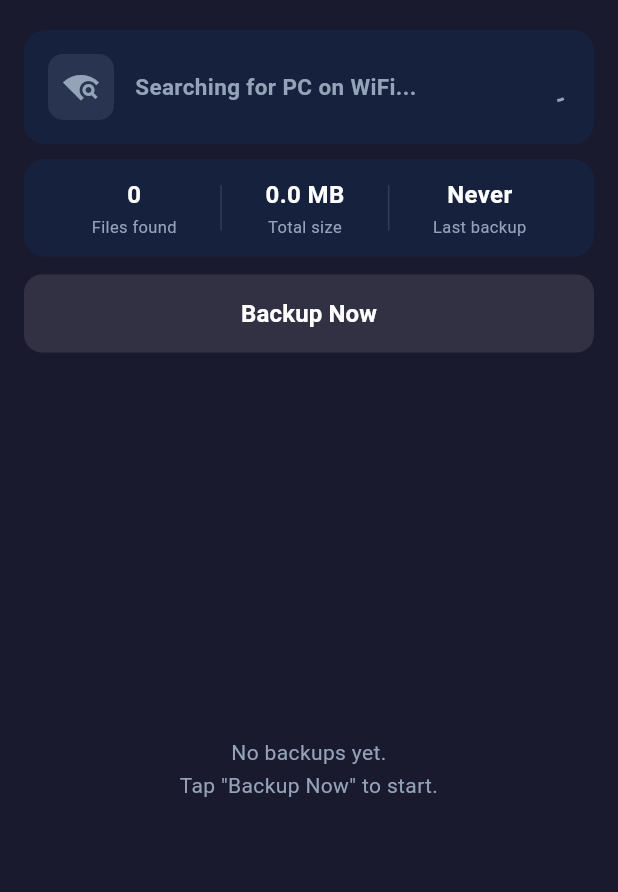
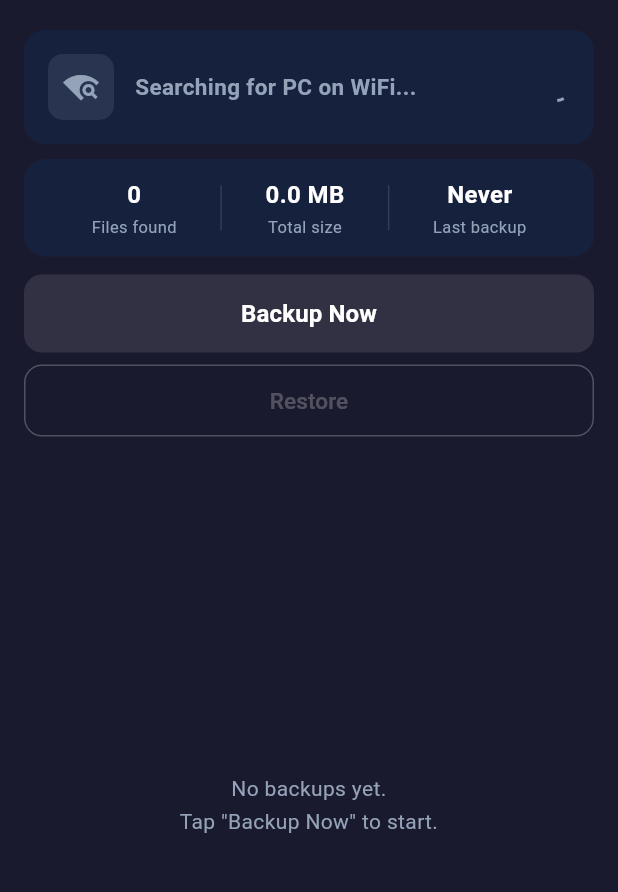
Before and after one commit to Mav1811/lcloud, a Flutter app: the screen it shows after launch, on a phone screen of 412 x 824 dp, the part 63-955 px from its top. Run offline on Flutter 3.47's test engine with Material 3 defaults, Android fonts, the phone set to English and light mode, and no system bars; our stand-ins replace permission_handler, shared_preferences.

Commit message:
feat(restore): add Restore button to HomeScreen → navigates to RestoreScreen

```diff
--- a/lcloud-android/lib/screens/home_screen.dart
+++ b/lcloud-android/lib/screens/home_screen.dart
@@ -10,6 +10,7 @@ import '../services/file_scanner.dart';
 import '../services/transfer_client.dart';
 import '../widgets/progress_card.dart';
 import '../widgets/status_card.dart' as sc;
+import 'restore_screen.dart';
 import 'settings_screen.dart';
 
 const Color _bgColor = Color(0xFF1a1a2e);
@@ -371,6 +372,36 @@ class _HomeScreenState extends State<HomeScreen> {
               ),
             ),
           ),
+          Padding(
+            padding: const EdgeInsets.symmetric(horizontal: 16),
+            child: SizedBox(
+              width: double.infinity,
+              height: 48,
+              child: OutlinedButton(
+                onPressed: _pc == null
+                    ? null
+                    : () => Navigator.push(
+                          context,
+                          MaterialPageRoute<void>(
+                            builder: (_) => RestoreScreen(pc: _pc!),
+                          ),
+                        ),
+                style: OutlinedButton.styleFrom(
+                  side: BorderSide(
+                      color: _pc == null ? Colors.white24 : _accentColor),
+                  shape: RoundedRectangleBorder(
+                      borderRadius: BorderRadius.circular(12)),
+                ),
+                child: Text(
+                  'Restore',
+                  style: TextStyle(
+                      fontSize: 15,
+                      fontWeight: FontWeight.w500,
+                      color: _pc == null ? Colors.white24 : _accentColor),
+                ),
+              ),
+            ),
+          ),
           Expanded(child: _historyList()),
         ],
       ),
```
